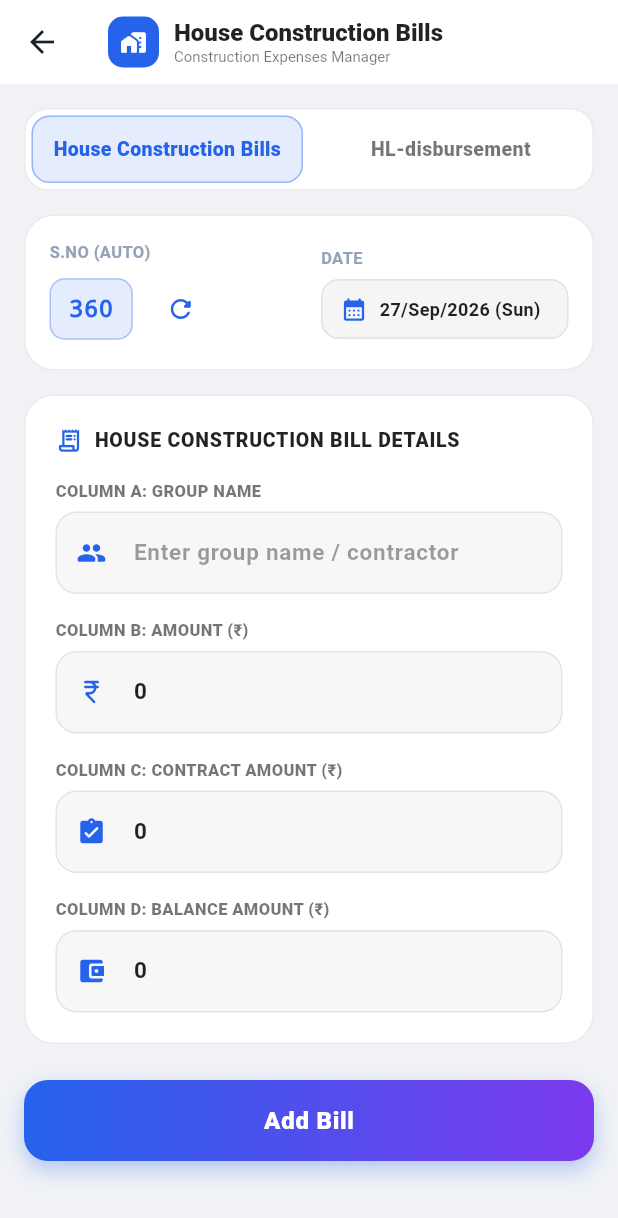
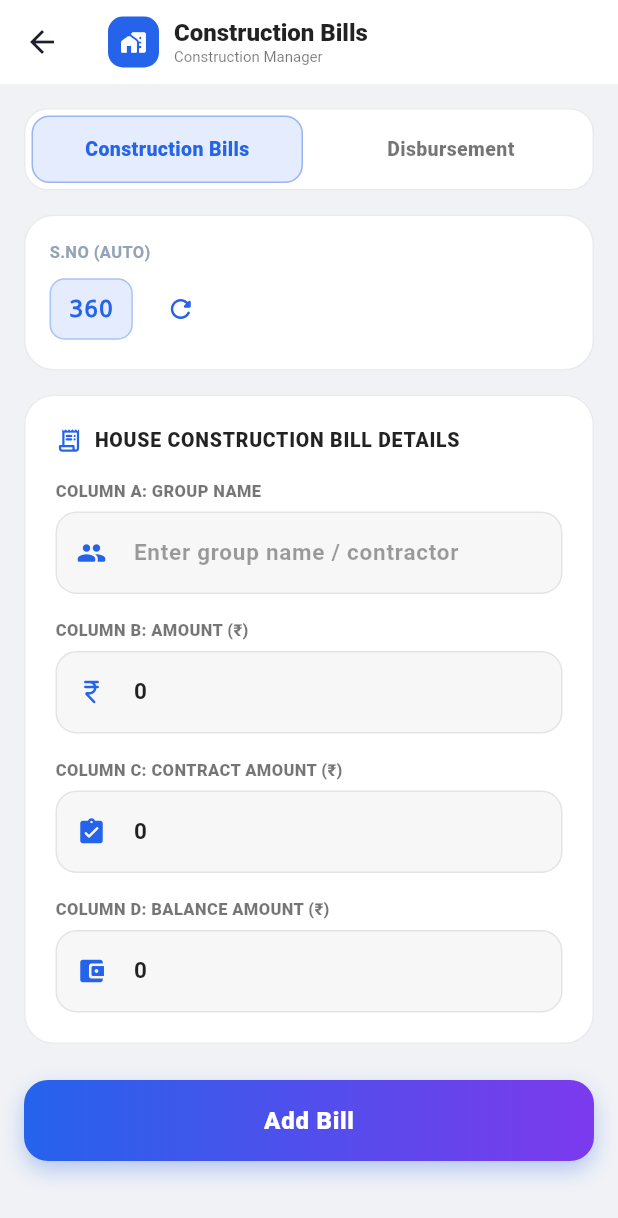
Before and after one commit to ktdata405/ktapps-flutter-new, a Flutter app: the HouseEntryScreen screen opened by its route, on a phone screen of 412 x 824 dp. Shown: the top 1218 px of the screen. Run offline on Flutter 3.47's test engine with Material 3 defaults, Android fonts, the phone set to English and light mode, and no system bars; our stand-ins replace camera, file_picker, shared_preferences; missing offline and left inert: dart:js_interop, excel; accounts and stored records are empty; Roboto replaces fonts that are missing (Plus Jakarta Sans).

Commit message:
House Building module is created2

```diff
--- a/lib/core_strings.dart
+++ b/lib/core_strings.dart
@@ -252,19 +252,19 @@ class KtStrings {
   static const enterFullNameHint = 'Enter recipient full name';
 
   // House Construction Bills & HL Disbursement
-  static const houseConstructionTitle = 'House Construction Bills';
-  static const houseConstructionSubtitle = 'Construction Expenses Manager';
-  static const houseConstructionReport = 'House Construction Report';
-  static const houseConstructionReportSubtitle = 'Bills & Payments Overview';
+  static const houseConstructionTitle = 'Construction Bills';
+  static const houseConstructionSubtitle = 'Construction Manager';
+  static const houseConstructionReport = 'Bill Reports';
+  static const houseConstructionReportSubtitle = 'HC Bills Overview';
   static const groupNameLabel = 'Group Name';
   static const contractAmountLabel = 'Contract Amount';
   static const balanceAmountLabel = 'Balance Amount';
-  static const hlDisbursementTitle = 'HL-disbursement';
-  static const hlDisbursementSubtitle = 'Housing Loan Disbursements';
-  static const hlDisbursementReport = 'HL-disbursement Report';
+  static const hlDisbursementTitle = 'Disbursement';
+  static const hlDisbursementSubtitle = 'HL Disbursements';
+  static const hlDisbursementReport = houseConstructionReport;
   static const addHouseBill = 'Add Bill';
   static const addHlDisbursement = 'Add Disbursement';
   static const editHouseBill = 'Edit Bill';
   static const editHlDisbursement = 'Edit Disbursement';
-  static const enterGroupNameHint = 'Enter group name / contractor';
+  static const enterGroupNameHint = 'Enter group name';
 }
--- a/lib/house/house_entry_screen.dart
+++ b/lib/house/house_entry_screen.dart
@@ -21,15 +21,14 @@ class _HouseEntryScreenState extends State<HouseEntryScreen> {
 
   int _currentTab = 0; // 0 = House Bills (Splitwise), 1 = HL-disbursement
 
-  // House Bill Controllers
+  // House Bill Controllers (No Date for House Bills)
   late String _houseSNo;
-  DateTime _houseDate = DateTime.now();
   final TextEditingController _groupNameController = TextEditingController();
   final TextEditingController _amountController = TextEditingController(text: '0');
   final TextEditingController _contractAmountController = TextEditingController(text: '0');
   final TextEditingController _balanceAmountController = TextEditingController(text: '0');
 
-  // HL Disbursement Controllers
+  // HL Disbursement Controllers (Date & Amount)
   late String _hlSNo;
   DateTime _hlDate = DateTime.now();
   final TextEditingController _hlAmountController = TextEditingController(text: '0');
@@ -48,10 +47,6 @@ class _HouseEntryScreenState extends State<HouseEntryScreen> {
       _contractAmountController.text = rec.contractAmount.toString();
       _balanceAmountController.text = rec.balanceAmount.toString();
 
-      final parsed = ktParseDate(rec.date);
-      if (parsed != null) {
-        _houseDate = parsed;
-      }
       _hlSNo = HlDisbursementRecord.generateSNo();
     } else if (widget.editHlRecord != null) {
       _currentTab = 1;
@@ -91,20 +86,15 @@ class _HouseEntryScreenState extends State<HouseEntryScreen> {
   }
 
   Future<void> _selectDate(BuildContext context) async {
-    final initial = _currentTab == 0 ? _houseDate : _hlDate;
     final picked = await showDatePicker(
       context: context,
-      initialDate: initial,
+      initialDate: _hlDate,
       firstDate: DateTime(2020),
       lastDate: DateTime(2030),
     );
     if (picked != null) {
       setState(() {
-        if (_currentTab == 0) {
-          _houseDate = picked;
-        } else {
-          _hlDate = picked;
-        }
+        _hlDate = picked;
       });
     }
   }
@@ -120,7 +110,6 @@ class _HouseEntryScreenState extends State<HouseEntryScreen> {
     if (_currentTab == 0) {
       final record = HouseBillRecord(
         sNo: _houseSNo,
-        date: ktFormatDateForSheet(_houseDate), // Saved on server in sheet format like Essential
         groupName: _groupNameController.text.trim(),
         amount: double.tryParse(_amountController.text) ?? 0.0,
         contractAmount: double.tryParse(_contractAmountController.text) ?? 0.0,
@@ -368,7 +357,7 @@ class _HouseEntryScreenState extends State<HouseEntryScreen> {
     return Column(
       crossAxisAlignment: CrossAxisAlignment.start,
       children: [
-        // S.No & Date Card
+        // S.No Card (No date for House Bills)
         Container(
           padding: const EdgeInsets.all(16),
           decoration: BoxDecoration(
@@ -378,7 +367,6 @@ class _HouseEntryScreenState extends State<HouseEntryScreen> {
           ),
           child: Row(
             children: [
-              // S.No Container
               Expanded(
                 child: Column(
                   crossAxisAlignment: CrossAxisAlignment.start,
@@ -414,48 +402,6 @@ class _HouseEntryScreenState extends State<HouseEntryScreen> {
                           tooltip: 'Generate new S.No',
                         ),
                       ],
-                    ),
-                  ],
-                ),
-              ),
-              const SizedBox(width: 16),
-              // Date Container
-              Expanded(
-                child: Column(
-                  crossAxisAlignment: CrossAxisAlignment.start,
-                  children: [
-                    const Text(
-                      'DATE',
-                      style: TextStyle(fontSize: 11, fontWeight: FontWeight.w700, color: ktTextGray400),
-                    ),
-                    const SizedBox(height: 6),
-                    InkWell(
-                      onTap: () => _selectDate(context),
-                      borderRadius: BorderRadius.circular(12),
-                      child: Container(
-                        padding: const EdgeInsets.symmetric(horizontal: 12, vertical: 10),
-                        decoration: BoxDecoration(
-                          color: isDark ? Colors.white.withOpacity(0.04) : Colors.black.withOpacity(0.04),
-                          borderRadius: BorderRadius.circular(12),
-                          border: Border.all(color: isDark ? ktBorderWhite10 : Colors.black.withOpacity(0.08)),
-                        ),
-                        child: Row(
-                          children: [
-                            const Icon(Icons.calendar_month_rounded, size: 18, color: ktHousePrimary),
-                            const SizedBox(width: 8),
-                            Expanded(
-                              child: Text(
-                                ktFormatDate(_houseDate),
-                                style: TextStyle(
-                                  color: isDark ? Colors.white : Colors.black87,
-                                  fontSize: 12,
-                                  fontWeight: FontWeight.w700,
-                                ),
-                              ),
-                            ),
-                          ],
-                        ),
-                      ),
                     ),
                   ],
                 ),
--- a/lib/house/house_models.dart
+++ b/lib/house/house_models.dart
@@ -1,6 +1,5 @@
 class HouseBillRecord {
   final String sNo;
-  final String date; // e.g. "25/Sep/2026 (Fri)"
   final String groupName; // Column A
   final double amount; // Column B
   final double contractAmount; // Column C
@@ -9,7 +8,6 @@ class HouseBillRecord {
 
   HouseBillRecord({
     required this.sNo,
-    required this.date,
     required this.groupName,
     required this.amount,
     required this.contractAmount,
@@ -26,8 +24,7 @@ class HouseBillRecord {
 
     return HouseBillRecord(
       sNo: json['sNo']?.toString() ?? '',
-      date: json['date']?.toString() ?? '',
-      groupName: json['groupName']?.toString() ?? '',
+      groupName: json['groupName']?.toString() ?? json['name']?.toString() ?? '',
       amount: parseNum(json['amount']),
       contractAmount: parseNum(json['contractAmount']),
       balanceAmount: parseNum(json['balanceAmount']),
@@ -38,7 +35,6 @@ class HouseBillRecord {
   Map<String, dynamic> toJson() {
     return {
       'sNo': sNo,
-      'date': date,
       'groupName': groupName,
       'amount': amount,
       'contractAmount': contractAmount,
@@ -49,7 +45,6 @@ class HouseBillRecord {
 
   HouseBillRecord copyWith({
     String? sNo,
-    String? date,
     String? groupName,
     double? amount,
     double? contractAmount,
@@ -58,7 +53,6 @@ class HouseBillRecord {
   }) {
     return HouseBillRecord(
       sNo: sNo ?? this.sNo,
-      date: date ?? this.date,
       groupName: groupName ?? this.groupName,
       amount: amount ?? this.amount,
       contractAmount: contractAmount ?? this.contractAmount,
--- a/lib/house/house_service.dart
+++ b/lib/house/house_service.dart
@@ -51,7 +51,6 @@ class HouseService {
         'sheetName': 'Splitwise',
         'action': 'add',
         'sNo': record.sNo,
-        'date': record.date,
         'groupName': record.groupName,
         'amount': record.amount.toString(),
         'contractAmount': record.contractAmount.toString(),
@@ -86,7 +85,6 @@ class HouseService {
         'sheetName': 'Splitwise',
         'action': 'update',
         'sNo': record.sNo,
-        'date': record.date,
         'groupName': record.groupName,
         'amount': record.amount.toString(),
         'contractAmount': record.contractAmount.toString(),
```
Also changed, not shown: lib/house/house_report_screen.dart (+109 -90 lines).
